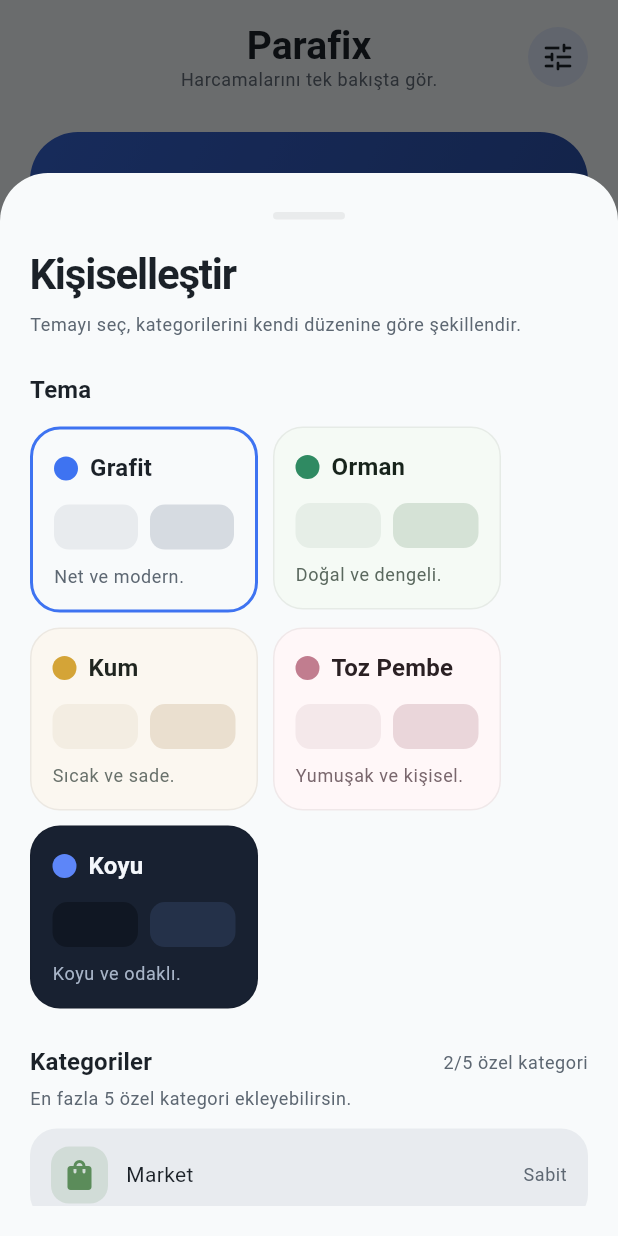
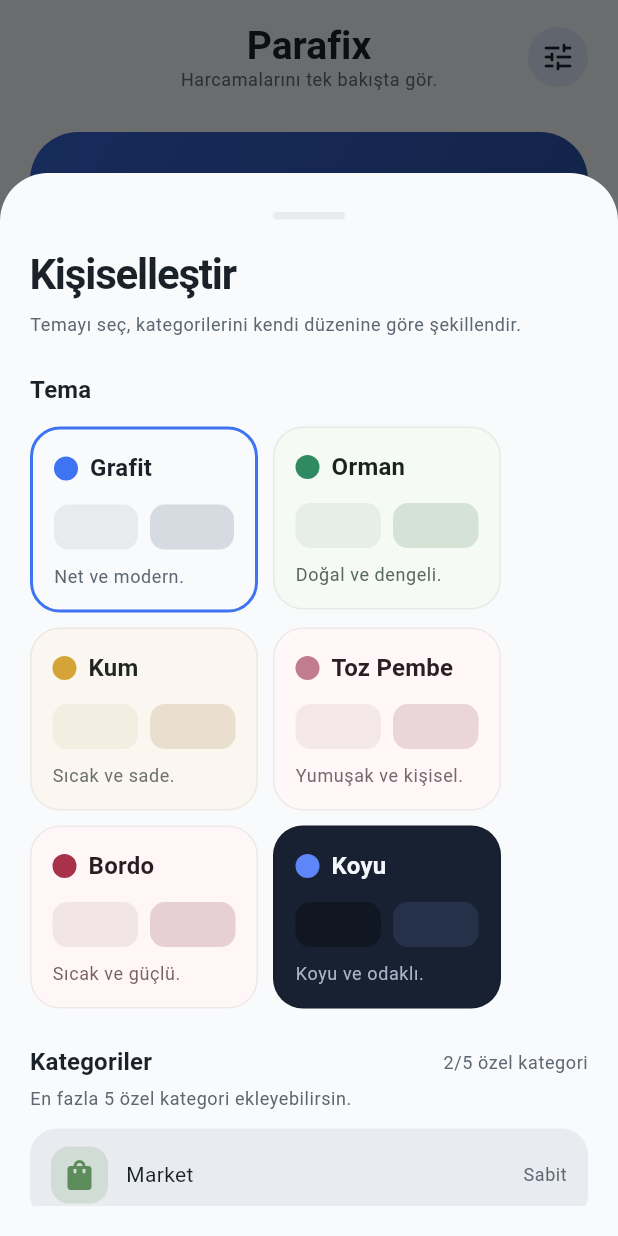
Before and after one commit to efe-akkus/parafix, a Flutter app: the screen it shows after launch, after a tap on the "tune" icon, on a phone screen of 412 x 824 dp. Run offline on Flutter 3.47's test engine with Material 3 defaults, Android fonts, the phone set to English and light mode, and no system bars; our stand-ins replace flutter_slidable, shared_preferences.

Commit message:
Add burgundy theme preset

```diff
--- a/lib/core/theme/parafix_theme.dart
+++ b/lib/core/theme/parafix_theme.dart
@@ -46,6 +46,17 @@
       textPrimary: Color(0xFF2A2023),
       mutedText: Color(0xFF79676D),
       accent: Color(0xFFC17D8F),
+    ),
+    const ParafixThemePreset(
+      id: 'burgundy',
+      name: 'Bordo',
+      brightness: Brightness.light,
+      background: Color(0xFFF1E5E7),
+      surface: Color(0xFFFFF7F7),
+      surfaceAlt: Color(0xFFE7D0D5),
+      textPrimary: Color(0xFF2A1D21),
+      mutedText: Color(0xFF765F65),
+      accent: Color(0xFFA8324A),
     ),
     const ParafixThemePreset(
       id: 'night',
--- a/lib/features/settings/personalization_sheet.dart
+++ b/lib/features/settings/personalization_sheet.dart
@@ -418,6 +418,8 @@
       return 'Koyu ve odaklı.';
     case 'dust-rose':
       return 'Yumuşak ve kişisel.';
+    case 'burgundy':
+      return 'Sıcak ve güçlü.';
     default:
       return '';
   }
```
